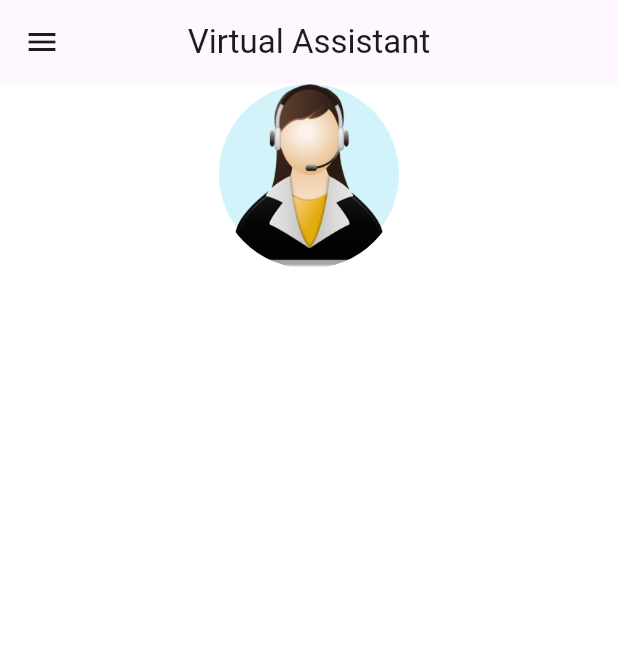
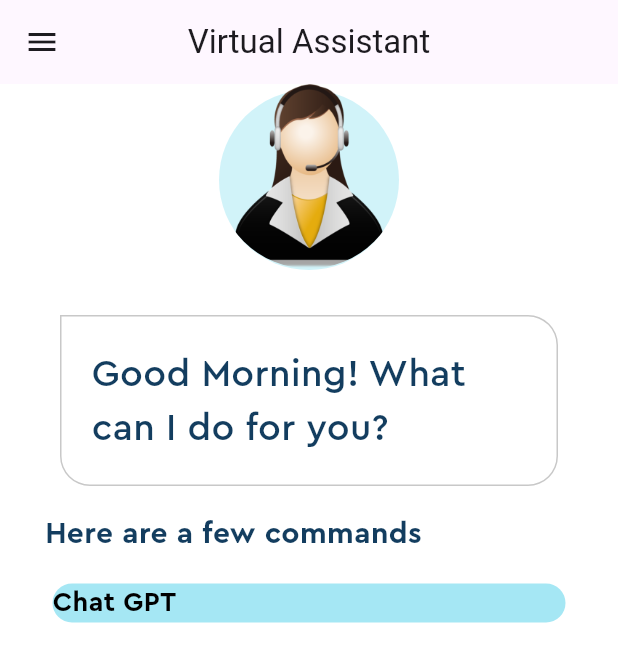
Before and after one commit to rishichirchi/AIOpenPrompt, a Flutter app: the screen it shows after launch, on a phone screen of 412 x 824 dp. Shown: the top 662 px of the screen. Run offline on Flutter 3.47's test engine with Material 3 defaults, Android fonts, the phone set to English and light mode, and no system bars.

Commit message:
forgot to commit

```diff
--- a/lib/screens/home_page.dart
+++ b/lib/screens/home_page.dart
@@ -1,4 +1,5 @@
 import 'package:ai_app/pallete.dart';
+import 'package:ai_app/widgets/feature_card.dart';
 import 'package:flutter/material.dart';
 
 class HomePage extends StatefulWidget {
@@ -20,6 +21,7 @@ class _HomePageState extends State<HomePage> {
         centerTitle: true,
       ),
       body: Column(
+        //Avatar
         children: [
           Stack(
             children: [
@@ -30,7 +32,7 @@ class _HomePageState extends State<HomePage> {
                       shape: BoxShape.circle),
                   height: 120,
                   width: 120,
-                  padding: const EdgeInsets.only(top: 4),
+                  margin: const EdgeInsets.only(top: 4),
                 ),
               ),
               Container(
@@ -43,6 +45,48 @@ class _HomePageState extends State<HomePage> {
                 height: 123,
               ),
             ],
+          ),
+          //Message
+          Container(
+            margin:
+                const EdgeInsets.symmetric(horizontal: 40).copyWith(top: 30),
+            padding: const EdgeInsets.symmetric(vertical: 10, horizontal: 20),
+            decoration: BoxDecoration(
+              border: Border.all(color: Pallete.borderColor),
+              borderRadius:
+                  BorderRadius.circular(20).copyWith(topLeft: Radius.zero),
+            ),
+            child: const Padding(
+              padding: EdgeInsets.symmetric(vertical: 10.0),
+              child: Text(
+                "Good Morning! What can I do for you?",
+                style: TextStyle(
+                  color: Pallete.mainFontColor,
+                  fontSize: 25,
+                  fontFamily: 'Cera Pro',
+                ),
+              ),
+            ),
+          ),
+          //Suggestions list
+          Container(
+            alignment: Alignment.centerLeft,
+            padding: const EdgeInsets.all(8),
+            margin: const EdgeInsets.only(top: 10, left: 22),
+            child: const Text(
+              'Here are a few commands',
+              style: TextStyle(
+                  color: Pallete.mainFontColor,
+                  fontSize: 20,
+                  fontFamily: 'Cera Pro',
+                  fontWeight: FontWeight.bold),
+            ),
+          ),
+          //features list
+          const Column(
+            children: [
+              FeatureCard(color: Pallete.firstSuggestionBoxColor, headerText:'Chat GPT'),
+            ],
           )
         ],
       ),
--- /dev/null
+++ b/lib/widgets/feature_card.dart
@@ -0,0 +1,23 @@
+import 'package:ai_app/pallete.dart';
+import 'package:flutter/material.dart';
+
+class FeatureCard extends StatelessWidget {
+  final Color color;
+  final String headerText;
+  const FeatureCard({super.key, required this.color, required this.headerText});
+
+  @override
+  Widget build(BuildContext context) {
+    return Container(
+      alignment: Alignment.centerLeft,
+      margin: const EdgeInsets.symmetric(horizontal: 35, vertical: 10),
+      decoration: BoxDecoration(
+        borderRadius: const BorderRadius.all(Radius.circular(15)),
+        color: color,
+      ),
+      child: Column(children: [
+        Text(headerText, style: const TextStyle(color: Pallete.blackColor, fontSize: 18, fontFamily: 'Cera Pro', fontWeight: FontWeight.bold),),
+      ]),
+    );
+  }
+}
```
